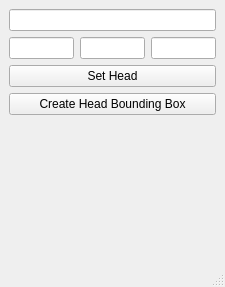
Qt form view.ui (oventd/AutoFaceRigAI) before a commit.
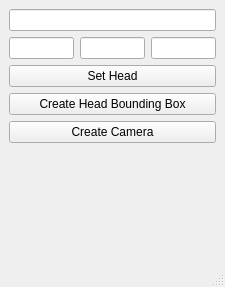
The same form after that commit.

Commit message: add turntable git repo and developing create camera function

```diff
--- a/view.ui
+++ b/view.ui
@@ -61,6 +61,13 @@
       </property>
      </widget>
     </item>
+    <item>
+     <widget class="QPushButton" name="create_camera_button">
+      <property name="text">
+       <string>Create Camera</string>
+      </property>
+     </widget>
+    </item>
     <item>
      <spacer name="verticalSpacer">
       <property name="orientation">
```
The commit also changes 4 other files.
